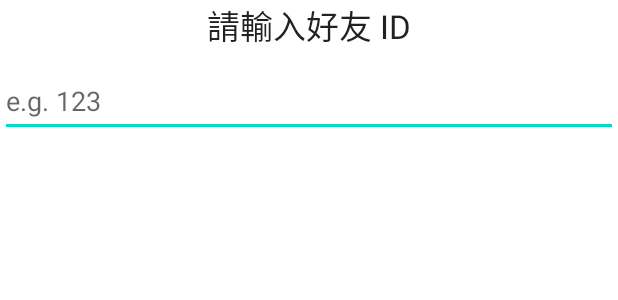
After one commit to heavenrain/StriveLife, an Android app: the layout add_friend_window.xml on its own in the app's theme, with its tools: preview values and no code run, on a phone screen of 412 x 824 dp. The commit adds this screen. Shown: the top 300 px of the screen. Run offline under Robolectric (Android 15) with nearby library versions, the phone set to English and light mode, and no system bars.

Commit message:
add Friend Page

```diff
--- /dev/null
+++ b/app/src/main/res/layout/add_friend_window.xml
@@ -0,0 +1,25 @@
+<?xml version="1.0" encoding="utf-8"?>
+<LinearLayout xmlns:android="http://schemas.android.com/apk/res/android"
+    android:orientation="vertical" android:layout_width="match_parent"
+    android:layout_height="wrap_content"
+    android:gravity="center_horizontal"
+    >
+
+    <TextView
+        android:id="@+id/textView3"
+        android:layout_width="wrap_content"
+        android:layout_height="wrap_content"
+        android:text="請輸入好友 ID"
+        android:textAppearance="@style/TextAppearance.AppCompat.Large"
+        android:layout_marginBottom="10dp"
+        />
+
+    <EditText
+        android:id="@+id/editNumber"
+        android:layout_width="match_parent"
+        android:layout_height="wrap_content"
+        android:ems="10"
+        android:inputType="number"
+        android:minHeight="48dp"
+        android:hint="e.g. 123" />
+</LinearLayout>
```
Also changed, not shown: app/src/main/java/com/example/strivelifeapplication/ui/dashboard/DashboardFragment.java (+67 -2 lines), app/src/main/java/com/example/strivelifeapplication/ui/dashboard/DashboardViewModel.java (+12 -0 lines), app/src/main/java/com/example/strivelifeapplication/ui/dashboard/Friend.java (added, +25 -0 lines), app/src/main/java/com/example/strivelifeapplication/ui/dashboard/FriendAdapter.java (added, +52 -0 lines).
